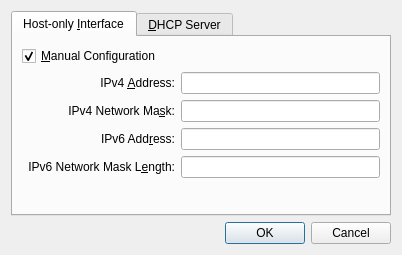
Before: the Qt Designer form vbox/src/VBox/Frontends/VirtualBox/ui/VBoxGLSettingsNetworkDetails.ui in jljuxgm/vboxgit, drawn with Qt 5.
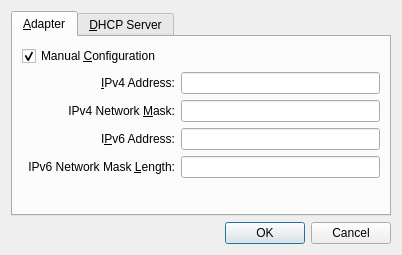
After: the same form once the commit is applied. Custom widgets are drawn as their Qt base class.

The edit to the form file:
```diff
--- a/vbox/src/VBox/Frontends/VirtualBox/ui/VBoxGLSettingsNetworkDetails.ui
+++ b/vbox/src/VBox/Frontends/VirtualBox/ui/VBoxGLSettingsNetworkDetails.ui
@@ -43,13 +43,13 @@
      </property>
      <widget class="QWidget" name="mTabInterface" >
       <attribute name="title" >
-       <string>Host-only &amp;Interface</string>
+       <string>&amp;Adapter</string>
       </attribute>
       <layout class="QGridLayout" >
        <item row="0" column="0" colspan="3" >
         <widget class="QCheckBox" name="mCbManual" >
          <property name="text" >
-          <string>&amp;Manual Configuration</string>
+          <string>Manual &amp;Configuration</string>
          </property>
          <property name="checked" >
           <bool>true</bool>
@@ -62,7 +62,7 @@
        <item row="1" column="1" >
         <widget class="QLabel" name="mLbIPv4" >
          <property name="text" >
-          <string>IPv4 &amp;Address:</string>
+          <string>&amp;IPv4 Address:</string>
          </property>
          <property name="alignment" >
           <set>Qt::AlignRight|Qt::AlignTrailing|Qt::AlignVCenter</set>
@@ -88,7 +88,7 @@
        <item row="2" column="1" >
         <widget class="QLabel" name="mLbNMv4" >
          <property name="text" >
-          <string>IPv4 Network Ma&amp;sk:</string>
+          <string>IPv4 Network &amp;Mask:</string>
          </property>
          <property name="alignment" >
           <set>Qt::AlignRight|Qt::AlignTrailing|Qt::AlignVCenter</set>
@@ -114,7 +114,7 @@
        <item row="3" column="1" >
         <widget class="QLabel" name="mLbIPv6" >
          <property name="text" >
-          <string>IPv6 Add&amp;ress:</string>
+          <string>I&amp;Pv6 Address:</string>
          </property>
          <property name="alignment" >
           <set>Qt::AlignRight|Qt::AlignTrailing|Qt::AlignVCenter</set>
@@ -140,7 +140,7 @@
        <item row="4" column="1" >
         <widget class="QLabel" name="mLbNMv6" >
          <property name="text" >
-          <string>IPv6 Network Mask L&amp;ength:</string>
+          <string>IPv6 Network Mask &amp;Length:</string>
          </property>
          <property name="alignment" >
           <set>Qt::AlignRight|Qt::AlignTrailing|Qt::AlignVCenter</set>
```
Left out of the diff: 20 changed lines with no effect on the pictures.
